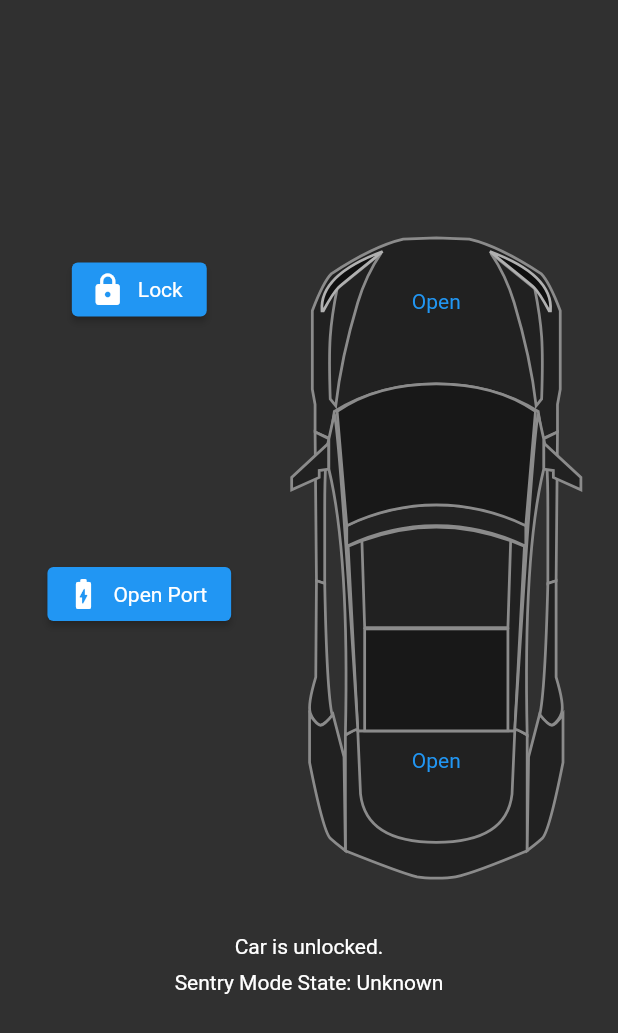
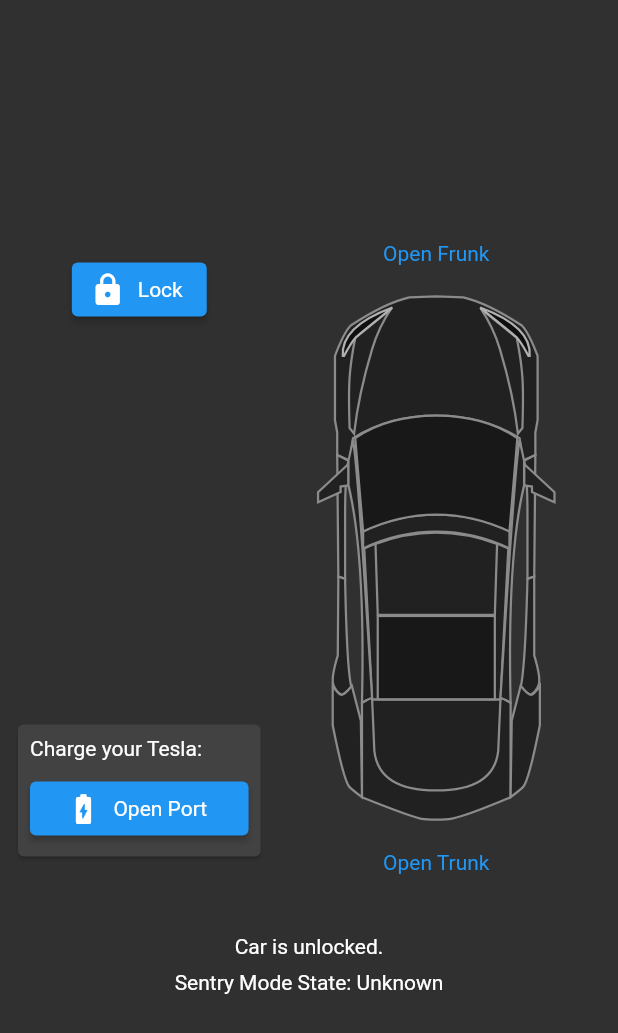
Before and after one commit to yakeer/DearT, a Flutter app: the VehiclePage widget shown alone on an empty page, opened directly, on a phone screen of 412 x 824 dp. Shown: the top 1033 px of the screen. Run offline on Flutter 3.47's test engine with Material 2 defaults, Android fonts, the phone set to English and light mode, and no system bars; our stand-ins replace flutter_secure_storage, flutter_svg, get, html_unescape, package_info_plus, shared_preferences and 1 more; missing offline and left inert: flutter_settings_ui, quick_actions; accounts and stored records are empty; network calls fail; statements that could not run were skipped.

Commit message:
Vehicle Page rearrange.

```diff
--- a/lib/screens/vehicle_page.dart
+++ b/lib/screens/vehicle_page.dart
@@ -45,9 +45,31 @@
                                   : Icons.lock,
                             ),
                           ),
+                          Card(
+                            child: Padding(
+                              padding: const EdgeInsets.all(8.0),
+                              child: Column(
+                                crossAxisAlignment: CrossAxisAlignment.stretch,
+                                children: [
                                   Visibility(
-                            visible: !controller.isChargerPluggedIn.value,
-                            child: ElevatedButton.icon(
+                                    visible:
+                                        !controller.isChargerPluggedIn.value,
+                                    child: const Padding(
+                                      padding: EdgeInsets.only(bottom: 8.0),
+                                      child: Text('Charge your Tesla:'),
+                                    ),
+                                  ),
+                                  Visibility(
+                                    visible:
+                                        controller.isChargerPluggedIn.value,
+                                    child: Padding(
+                                      padding:
+                                          const EdgeInsets.only(bottom: 8.0),
+                                      child: Text(
+                                          'Plugged in (${controller.chargingCurrent}A/${controller.chargingCurrentMax}A)'),
+                                    ),
+                                  ),
+                                  ElevatedButton.icon(
                                     onPressed: () =>
                                         !controller.isChargePortOpen.value
                                             ? controller.openChargePort()
@@ -61,23 +83,10 @@
                                       Icons.battery_charging_full_rounded,
                                     ),
                                   ),
-                          ),
                                   Visibility(
-                            visible: controller.isChargerPluggedIn.value,
-                            child: Card(
-                              child: Padding(
-                                padding: const EdgeInsets.all(8.0),
-                                child: Column(
-                                  crossAxisAlignment:
-                                      CrossAxisAlignment.stretch,
-                                  children: [
-                                    Padding(
-                                      padding:
-                                          const EdgeInsets.only(bottom: 8.0),
-                                      child: Text(
-                                          'Plugged in (${controller.chargingCurrent}A/${controller.chargingCurrentMax}A)'),
-                                    ),
-                                    ElevatedButton(
+                                    visible:
+                                        controller.isChargerPluggedIn.value,
+                                    child: ElevatedButton(
                                       onPressed: () =>
                                           !controller.isCharging.value
                                               ? controller.startCharging()
@@ -86,6 +95,7 @@
                                         controller.isCharging.value
                                             ? 'Stop'
                                             : 'Start',
+                                      ),
                                     ),
                                   ),
                                   Visibility(
@@ -110,7 +120,6 @@
                               ),
                             ),
                           ),
-                          ),
                         ],
                       ),
                     ),
@@ -118,38 +127,9 @@
                   Flexible(
                     flex: 4,
                     fit: FlexFit.tight,
-                    child: Padding(
-                      padding: const EdgeInsets.all(8.0),
-                      child: Stack(
+                    child: Column(
                       children: [
-                          SvgPicture.asset(
-                            'assets/images/upper_view.svg',
-                            semanticsLabel: 'Upper view',
-                          ),
-                          Positioned.fill(
-                            bottom: 60,
-                            child: Align(
-                              alignment: Alignment.bottomCenter,
-                              child: TextButton(
-                                onPressed: () => openSnackbar(
-                                  'Trunk',
-                                  'Long press to open',
-                                  currentSnackbar: controller.snackBar,
-                                ),
-                                onLongPress: () => controller.openTrunk(),
-                                child: Text(
-                                  controller.isTrunkOpen.value
-                                      ? 'Close'
-                                      : 'Open',
-                                ),
-                              ),
-                            ),
-                          ),
-                          Positioned.fill(
-                            top: Get.mediaQuery.size.height - 800,
-                            child: Align(
-                              alignment: Alignment.topCenter,
-                              child: Visibility(
+                        Visibility(
                           visible: !controller.isFrunkOpen.value,
                           child: TextButton(
                             onPressed: () => openSnackbar(
@@ -159,14 +139,30 @@
                             ),
                             onLongPress: () => controller.openFrunk(),
                             child: const Text(
-                                    'Open',
+                              'Open Frunk',
                             ),
                           ),
                         ),
+                        Flexible(
+                          child: SvgPicture.asset(
+                            'assets/images/upper_view.svg',
+                            semanticsLabel: 'Upper view',
+                          ),
+                        ),
+                        TextButton(
+                          onPressed: () => openSnackbar(
+                            'Trunk',
+                            'Long press to open',
+                            currentSnackbar: controller.snackBar,
+                          ),
+                          onLongPress: () => controller.openTrunk(),
+                          child: Text(
+                            controller.isTrunkOpen.value
+                                ? 'Close Trunk'
+                                : 'Open Trunk',
                           ),
                         ),
                       ],
-                      ),
                     ),
                   ),
                 ],
```
Lines whose indentation alone changed are shown as unchanged.
